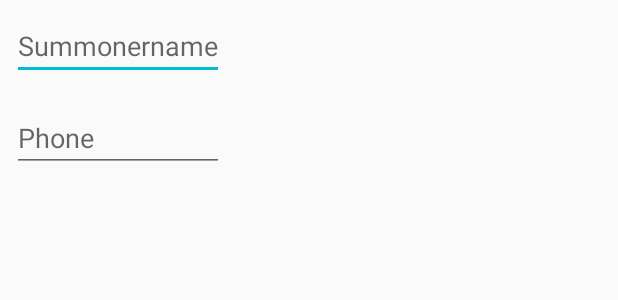
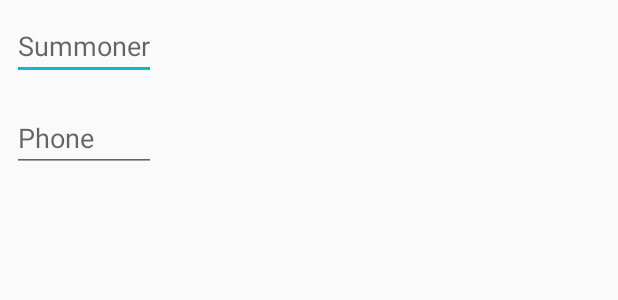
Before and after one commit to Felixaa/KompisLeague, an Android app: the layout dialog_addfriend.xml on its own in the app's theme, with its tools: preview values and no code run, on a phone screen of 412 x 824 dp. Shown: the top 300 px of the screen. Run offline under Robolectric (Android 15) with nearby library versions, the phone set to English and light mode, and no system bars.

Commit message:
minor fixes

```diff
--- a/app/src/main/java/no/aardal/kompisleague/views/SmsDialogFragment.java
+++ b/app/src/main/java/no/aardal/kompisleague/views/SmsDialogFragment.java
@@ -44,7 +44,7 @@ public class SmsDialogFragment extends AppCompatDialogFragment {
 
         try {
             SmsManager smsManager = SmsManager.getDefault();
-            smsManager.sendTextMessage(phoneNr, null, "YO! Joine games eller?", null, null);
+            smsManager.sendTextMessage(phoneNr, null, "Yo! Joine games eller? Sendt via KompisLeague", null, null);
         } catch (Exception e) {
             Toast.makeText(getActivity(), "Failed to send message", Toast.LENGTH_SHORT).show();
             e.printStackTrace();
--- a/app/src/main/res/layout/dialog_addfriend.xml
+++ b/app/src/main/res/layout/dialog_addfriend.xml
@@ -4,14 +4,17 @@
     android:layout_width="wrap_content"
     android:layout_height="wrap_content">
     <EditText
+        android:id="@+id/addSummonerEdit"
         android:layout_width="match_parent"
         android:layout_height="wrap_content"
         android:layout_margin="8dp"
-        android:hint="Summonername"/>
+        android:hint="Summoner"/>
     <EditText
+        android:id="@+id/addPhoneNumberEdit"
         android:layout_width="match_parent"
         android:layout_height="wrap_content"
         android:layout_margin="8dp"
+        android:inputType="phone"
         android:hint="Phone"/>
 
 </LinearLayout>
```
Also changed, not shown: 1 other file.
